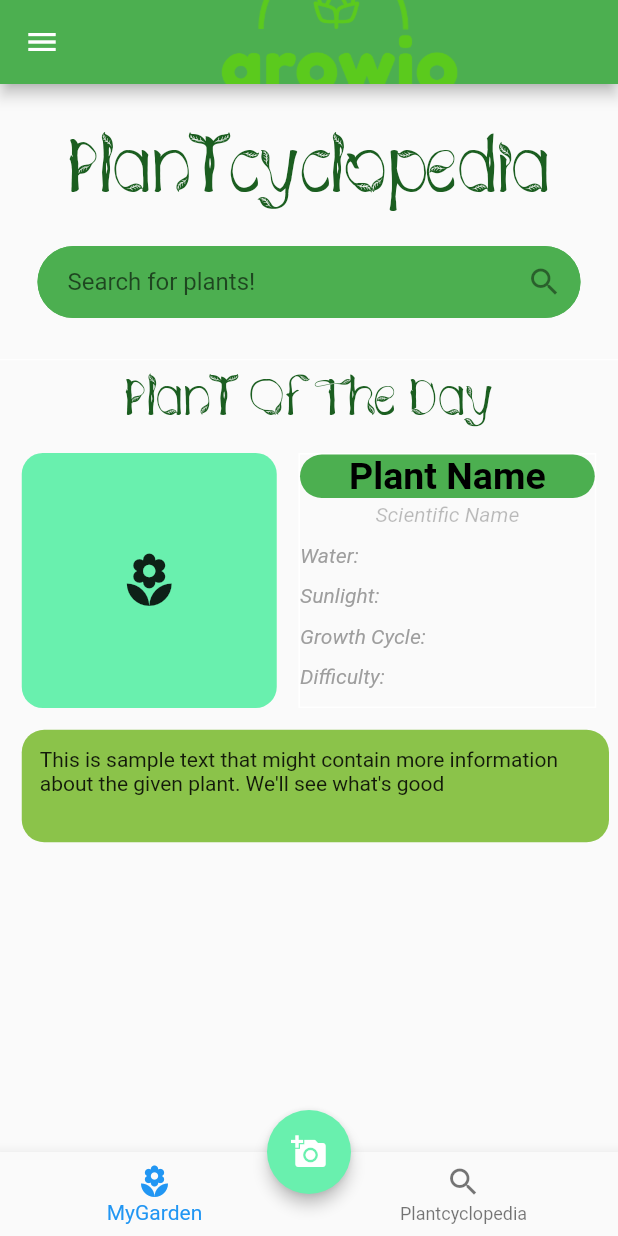
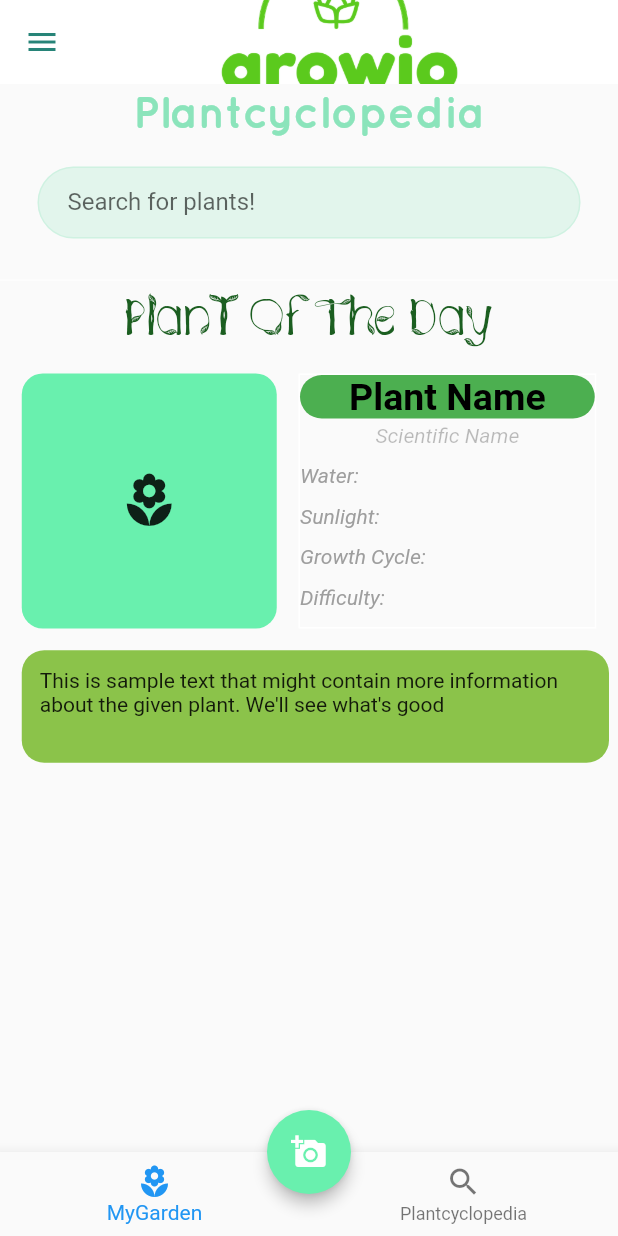
Before and after one commit to efollette/growio, a Flutter app: the Plantcyclopedia screen opened by its route, on a phone screen of 412 x 824 dp. Run offline on Flutter 3.47's test engine with Material 2 defaults, Android fonts, the phone set to English and light mode, and no system bars.

Commit message:
Plantcyclopedia start

```diff
--- a/lib/ui/plantcyclopedia.dart
+++ b/lib/ui/plantcyclopedia.dart
@@ -33,8 +33,10 @@ class _PlantcyclopediaState extends State<Plantcyclopedia> {
     return Scaffold(
       appBar: AppBar(
         title: Image.asset("Assets/plant.png"),
-        backgroundColor: Colors.green,
+        backgroundColor: Colors.white,
         centerTitle: true,
+        iconTheme: IconThemeData(color: Color(0xFF278478)),
+        elevation: 0,
       ),
       drawer: Drawer(
         child: ListView(
@@ -69,16 +71,15 @@ class _PlantcyclopediaState extends State<Plantcyclopedia> {
       ),
       body: Column(
         children: <Widget>[
-          Padding(padding: const EdgeInsets.all(15.0)),
           Container(
             alignment: Alignment.center,
             width: MediaQuery.of(context).size.width - 50.0,
             child: Text(
                 "Plantcyclopedia",
               style: TextStyle(
-                color: Colors.green[900],
-                fontSize: 50.0,
-                fontFamily: 'Hojas de Plata',
+                color: Color(0xFF8BE4BB),
+                fontSize: 30,
+                fontFamily: 'Quicksand',
               ),
             ),
           ),
@@ -86,6 +87,10 @@ class _PlantcyclopediaState extends State<Plantcyclopedia> {
           Container(
             width: MediaQuery.of(context).size.width - 50.0,
             child: TextFormField(
+              style: TextStyle(
+                color: Color(0xFF8BE4BB),
+              ),
+              textAlign: TextAlign.center,
               textInputAction: TextInputAction.search,
               controller: _searchController,
               decoration: InputDecoration(
@@ -94,23 +99,19 @@ class _PlantcyclopediaState extends State<Plantcyclopedia> {
                 focusedBorder: OutlineInputBorder(
                   borderRadius: BorderRadius.circular(25.0),
                   borderSide: BorderSide(
-                    color: Colors.green,
+                    color: Color(0x388BE4BB),
                   ),
                 ),
                 enabledBorder: OutlineInputBorder(
                   borderSide: BorderSide(
-                    color: Colors.green,
+                    color: Color(0x388BE4BB),
                   ),
                   borderRadius: BorderRadius.circular(25.0),
                 ),
                 filled: true,
-                fillColor: Colors.green,
+                fillColor: Color(0x388BE4BB),
                 hintText: 'e.x. Daisy',
                 labelText: 'Search for plants!',
-                suffixIcon: IconButton(
-                  icon: Icon(Icons.search),
-                  onPressed: () => debugPrint("Search for plants boi"),
-                ),
               ),
             ),
           ),
--- a/lib/utils/routes.dart
+++ b/lib/utils/routes.dart
@@ -11,7 +11,7 @@ final routes = {
   '/plantcyclopedia' : (BuildContext context) => new Plantcyclopedia(),
 
   // Default route
-  '/' : (BuildContext context) => new Login(),
+  '/' : (BuildContext context) => new Plantcyclopedia(),
 };
 
 /*
```
Also changed, not shown: pubspec.lock.
